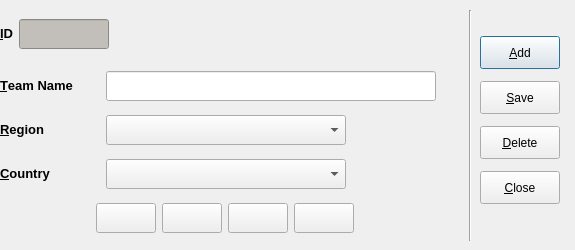
soccermetrics/marcotti-desktop, file code/pyqt/gui/team_entry.ui: the form before one commit.
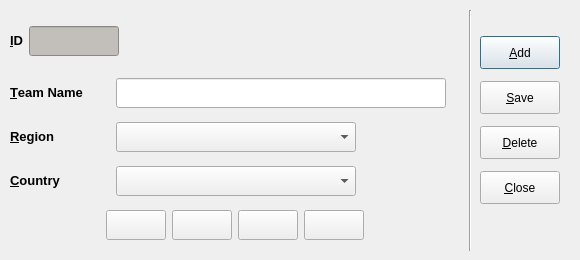
The form after the commit. Icons and pictures are not drawn.

Commit message: Minor layout adjustments in Teams dialog (#9)

```diff
--- a/code/pyqt/gui/team_entry.ui
+++ b/code/pyqt/gui/team_entry.ui
@@ -6,20 +6,20 @@
    <rect>
     <x>0</x>
     <y>0</y>
-    <width>575</width>
-    <height>250</height>
+    <width>580</width>
+    <height>260</height>
    </rect>
   </property>
   <property name="minimumSize">
    <size>
-    <width>575</width>
-    <height>250</height>
+    <width>580</width>
+    <height>260</height>
    </size>
   </property>
   <property name="maximumSize">
    <size>
-    <width>575</width>
-    <height>250</height>
+    <width>580</width>
+    <height>260</height>
    </size>
   </property>
   <property name="windowTitle">
@@ -153,7 +153,7 @@
      <x>460</x>
      <y>10</y>
      <width>20</width>
-     <height>231</height>
+     <height>241</height>
     </rect>
    </property>
    <property name="orientation">
@@ -163,8 +163,8 @@
   <widget class="QWidget" name="">
    <property name="geometry">
     <rect>
-     <x>0</x>
-     <y>3</y>
+     <x>10</x>
+     <y>10</y>
      <width>449</width>
      <height>241</height>
     </rect>
```
